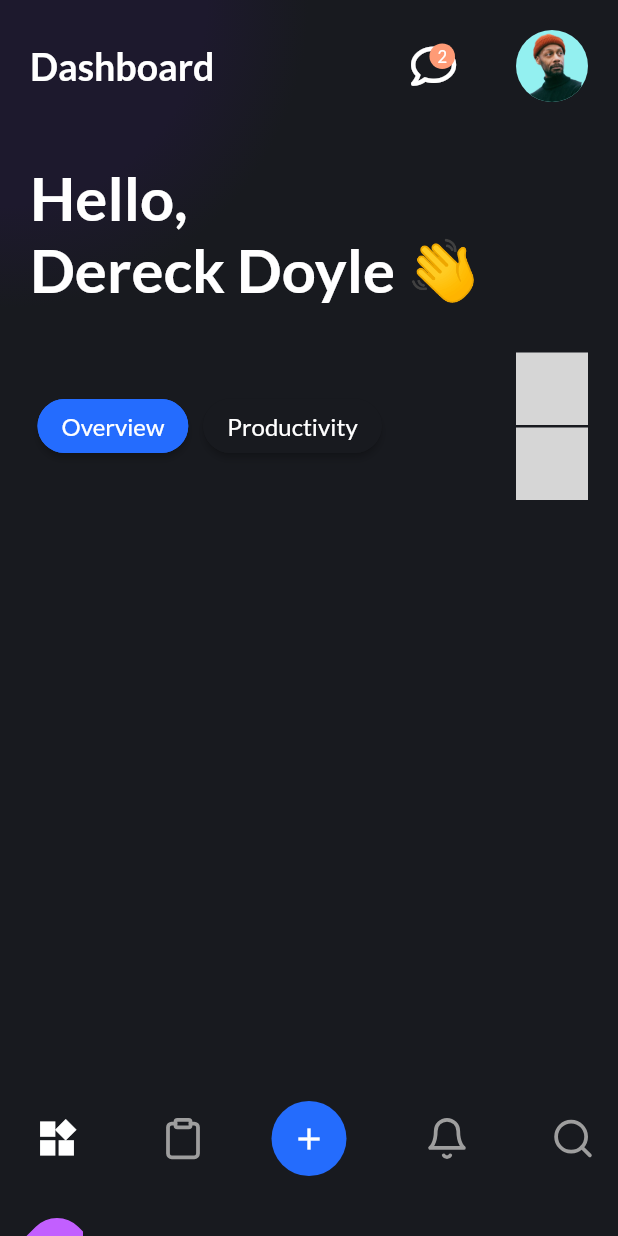
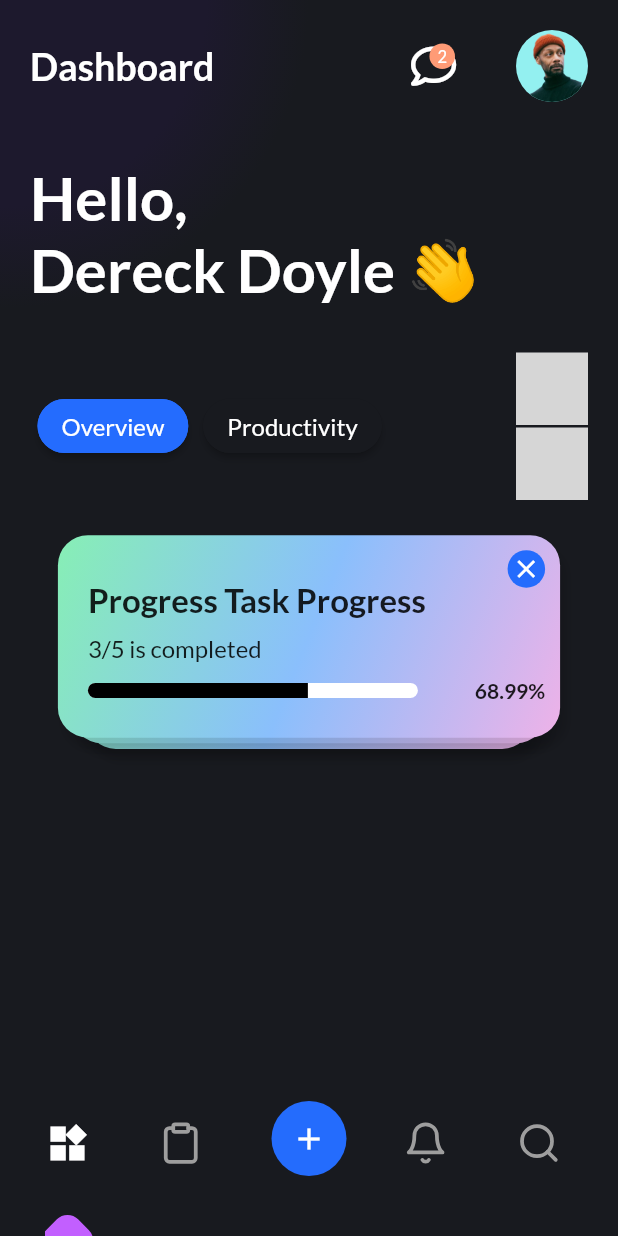
Before and after one commit to Davies-K/Taskez, a Flutter app: the Timeline screen opened directly, on a phone screen of 412 x 824 dp. Run offline on Flutter 3.47's test engine with Material 2 defaults, Android fonts, the phone set to English and light mode, and no system bars; drawn by our look-alikes of tcard; our stand-ins replace flutter_feather_icons, font_awesome_flutter, get, google_fonts; grey boxes are pictures that could not be loaded.

Commit message:
added swipeable task card

```diff
--- a/lib/Constants/constants.dart
+++ b/lib/Constants/constants.dart
@@ -3,6 +3,7 @@ import 'package:taskez/Screens/Dashboard/dashboard.dart';
 import 'package:taskez/Screens/Dashboard/notifications.dart';
 import 'package:taskez/Screens/Dashboard/projects.dart';
 import 'package:taskez/Screens/Dashboard/search_screen.dart';
+import 'package:taskez/Values/values.dart';
 
 final List<Widget> dashBoardScreens = [
   Dashboard(),
@@ -10,3 +11,12 @@ final List<Widget> dashBoardScreens = [
   NotificationScreen(),
   SearchScreen()
 ];
+
+List<Color> progressCardGradientList = [
+  //grenn
+  HexColor.fromHex("87EFB5"),
+  //blue
+  HexColor.fromHex("8ABFFC"),
+  //pink
+  HexColor.fromHex("EEB2E8"),
+];
--- /dev/null
+++ b/lib/Data/data_model.dart
@@ -0,0 +1,34 @@
+class AppData {
+  static final List<Map<String, dynamic>> progressIndicatorList = [
+    {
+      "cardTitle": "Progress Task Progress",
+      "rating": "3/5",
+      "progress": "68.99",
+      "progressBar": "2"
+    },
+    {
+      "cardTitle": "Registration",
+      "rating": "3/4",
+      "progress": "75.00",
+      "progressBar": "3"
+    },
+    {
+      "cardTitle": "Invite 5 Members",
+      "rating": "2/5",
+      "progress": "50",
+      "progressBar": "1"
+    },
+    {
+      "cardTitle": "Setup Profile",
+      "rating": "3/4",
+      "progress": "75",
+      "progressBar": "3"
+    },
+    {
+      "cardTitle": "Complete Workspace",
+      "rating": "3/5",
+      "progress": "68.99",
+      "progressBar": "2"
+    },
+  ];
+}
--- /dev/null
+++ b/lib/Screens/Dashboard/DashboardTabScreens/overview.dart
@@ -0,0 +1,31 @@
+import 'dart:convert';
+
+import 'package:flutter/material.dart';
+import 'package:taskez/Data/data_model.dart';
+import 'package:taskez/widgets/Dashboard/task_progress_card.dart';
+import 'package:tcard/tcard.dart';
+
+class DashboardOverview extends StatelessWidget {
+  const DashboardOverview({Key? key}) : super(key: key);
+
+  @override
+  Widget build(BuildContext context) {
+    final dynamic data = AppData.progressIndicatorList;
+
+    List<Widget> cards = List.generate(
+        5,
+        (index) => TaskProgressCard(
+              cardTitle: data[index]['cardTitle'],
+              rating: data[index]['rating'],
+              progressFigure: data[index]['progress'],
+              percentageGap: int.parse(data[index]['progressBar']),
+            ));
+
+    return Container(
+      height: 150,
+      child: TCard(
+        cards: cards,
+      ),
+    );
+  }
+}
--- /dev/null
+++ b/lib/Screens/Dashboard/DashboardTabScreens/productivity.dart
@@ -0,0 +1,13 @@
+import 'package:flutter/material.dart';
+import 'package:taskez/widgets/Dashboard/daily_goal_card.dart';
+
+class DashboardProductivity extends StatelessWidget {
+  const DashboardProductivity({Key? key}) : super(key: key);
+
+  @override
+  Widget build(BuildContext context) {
+    return Column(
+      children: [DailyGoalCard()],
+    );
+  }
+}
--- a/lib/Screens/Dashboard/dashboard.dart
+++ b/lib/Screens/Dashboard/dashboard.dart
@@ -4,6 +4,9 @@ import 'package:google_fonts/google_fonts.dart';
 import 'package:taskez/widgets/Buttons/primary_tab_buttons.dart';
 import 'package:taskez/widgets/Navigation/dasboard_header.dart';
 import 'package:taskez/widgets/Shapes/app_settings_icon.dart';
+
+import 'DashboardTabScreens/overview.dart';
+import 'DashboardTabScreens/productivity.dart';
 
 class Dashboard extends StatelessWidget {
   Dashboard({Key? key}) : super(key: key);
@@ -43,7 +46,15 @@ class Dashboard extends StatelessWidget {
             ),
             Container(
                 alignment: Alignment.centerRight, child: AppSettingsIcon())
-          ])
+          ]),
+          SizedBox(height: 20),
+          ValueListenableBuilder(
+              valueListenable: _buttonTrigger,
+              builder: (BuildContext context, _, __) {
+                return _buttonTrigger.value == 0
+                    ? DashboardOverview()
+                    : DashboardProductivity();
+              })
         ]));
   }
 }
--- a/lib/Screens/Dashboard/timeline.dart
+++ b/lib/Screens/Dashboard/timeline.dart
@@ -44,7 +44,7 @@ class _TimelineState extends State<Timeline> {
         bottomNavigationBar: Container(
             width: double.infinity,
             height: 100,
-            padding: EdgeInsets.only(top: 10, right: 13, left: 13),
+            padding: EdgeInsets.only(top: 10, right: 30, left: 30),
             decoration: BoxDecoration(
                 borderRadius: BorderRadius.only(
                   topLeft: Radius.circular(20),
--- /dev/null
+++ b/lib/widgets/Buttons/progress_card_close_button.dart
@@ -0,0 +1,16 @@
+import 'package:flutter/material.dart';
+import 'package:taskez/Values/values.dart';
+
+class ProgressCardCloseButton extends StatelessWidget {
+  const ProgressCardCloseButton({Key? key}) : super(key: key);
+
+  @override
+  Widget build(BuildContext context) {
+    return Container(
+        width: 25,
+        height: 25,
+        decoration: BoxDecoration(
+            color: HexColor.fromHex("246CFD"), shape: BoxShape.circle),
+        child: Center(child: Icon(Icons.close, size: 20, color: Colors.white)));
+  }
+}
--- a/lib/widgets/Dashboard/bottomNavigationItem.dart
+++ b/lib/widgets/Dashboard/bottomNavigationItem.dart
@@ -29,7 +29,7 @@ class BottomNavigationItem extends StatelessWidget {
             builder: (BuildContext context, _, __) {
               return Stack(children: [
                 Positioned(
-                    top: 10,
+                    top: 13,
                     child: Column(
                       crossAxisAlignment: CrossAxisAlignment.center,
                       mainAxisAlignment: MainAxisAlignment.center,
@@ -39,18 +39,18 @@ class BottomNavigationItem extends StatelessWidget {
                             color: notifier.value != itemIndex
                                 ? Colors.grey
                                 : Colors.white),
-                        SizedBox(height: 40),
+                        SizedBox(height: 35),
                         notifier.value != itemIndex
-                            ? SizedBox(width: 50, height: 50)
+                            ? SizedBox(width: 30, height: 30)
                             : Transform.rotate(
                                 angle: -math.pi / 4,
                                 child: AnimatedContainer(
                                     duration: Duration(milliseconds: 150),
-                                    width: 50,
-                                    height: 50,
+                                    width: 30,
+                                    height: 30,
                                     decoration: BoxDecoration(
                                         borderRadius:
-                                            BorderRadius.circular(20.0),
+                                            BorderRadius.circular(10.0),
                                         color: HexColor.fromHex("C25FFF"))))
                       ],
                     )),
--- /dev/null
+++ b/lib/widgets/Dashboard/daily_goal_card.dart
@@ -0,0 +1,16 @@
+import 'package:flutter/material.dart';
+import 'package:taskez/Values/values.dart';
+
+class DailyGoalCard extends StatelessWidget {
+  const DailyGoalCard({Key? key}) : super(key: key);
+
+  @override
+  Widget build(BuildContext context) {
+    return Container(
+        width: double.infinity,
+        height: 220,
+        decoration: BoxDecoration(
+            borderRadius: BorderRadius.all(Radius.circular(20.0)),
+            color: HexColor.fromHex("262A34")));
+  }
+}
--- /dev/null
+++ b/lib/widgets/Dashboard/task_progress_card.dart
@@ -0,0 +1,91 @@
+import 'package:flutter/material.dart';
+import 'package:google_fonts/google_fonts.dart';
+import 'package:taskez/Constants/constants.dart';
+import 'package:taskez/widgets/Buttons/progress_card_close_button.dart';
+
+class TaskProgressCard extends StatelessWidget {
+  final String cardTitle;
+  final String rating;
+  final String progressFigure;
+  final int percentageGap;
+  TaskProgressCard(
+      {Key? key,
+      required this.rating,
+      required this.cardTitle,
+      required this.progressFigure,
+      required this.percentageGap})
+      : super(key: key);
+
+  @override
+  Widget build(BuildContext context) {
+    return Container(
+        height: 150,
+        decoration: BoxDecoration(
+          boxShadow: [
+            BoxShadow(
+              color: Colors.black12,
+              blurRadius: 4,
+              offset: Offset(4, 8), // Shadow position
+            ),
+          ],
+          borderRadius: BorderRadius.circular(20),
+          gradient: LinearGradient(
+            begin: Alignment.topLeft,
+            end: Alignment.bottomRight,
+            colors: [
+              ...progressCardGradientList,
+            ],
+          ),
+        ),
+        child: Stack(children: [
+          Positioned(top: 10, right: 10, child: ProgressCardCloseButton()),
+          Positioned(
+              top: 30,
+              bottom: 20,
+              right: 10,
+              left: 20,
+              child: Column(
+                crossAxisAlignment: CrossAxisAlignment.start,
+                children: [
+                  Text(cardTitle,
+                      style: GoogleFonts.lato(
+                          fontWeight: FontWeight.bold, fontSize: 22)),
+                  SizedBox(height: 10),
+                  Text('$rating is completed',
+                      style: GoogleFonts.lato(
+                          fontWeight: FontWeight.w500, fontSize: 16)),
+                  SizedBox(
+                    height: 10,
+                  ),
+                  Row(
+                    children: [
+                      Container(
+                          width: 220,
+                          height: 10,
+                          decoration: BoxDecoration(
+                              borderRadius:
+                                  BorderRadius.all(Radius.circular(20.0)),
+                              color: Colors.white),
+                          child: Row(children: [
+                            Expanded(
+                                flex: percentageGap,
+                                child: Container(
+                                    decoration: BoxDecoration(
+                                  color: Colors.black,
+                                  borderRadius: BorderRadius.only(
+                                    topLeft: Radius.circular(20.0),
+                                    bottomLeft: Radius.circular(20.0),
+                                  ),
+                                ))),
+                            Expanded(flex: 1, child: SizedBox())
+                          ])),
+                      Spacer(),
+                      Text("$progressFigure%",
+                          style: GoogleFonts.lato(fontWeight: FontWeight.bold))
+                    ],
+                  )
+                ],
+              ))
+        ]));
+  }
+}
--- a/lib/widgets/Onboarding/plan_card.dart
+++ b/lib/widgets/Onboarding/plan_card.dart
@@ -1,5 +1,6 @@
 import 'package:flutter/material.dart';
 import 'package:google_fonts/google_fonts.dart';
+import 'package:taskez/Constants/constants.dart';
 import 'package:taskez/Values/values.dart';
 
 class PlanCard extends StatelessWidget {
@@ -16,14 +17,6 @@ class PlanCard extends StatelessWidget {
       required this.subHeader})
       : super(key: key);
 
-  List<Color> list = [
-    //grenn
-    HexColor.fromHex("87EFB5"),
-    //blue
-    HexColor.fromHex("8ABFFC"),
-    //pink
-    HexColor.fromHex("EEB2E8"),
-  ];
   @override
   Widget build(BuildContext context) {
     return InkWell(
@@ -41,7 +34,7 @@ class PlanCard extends StatelessWidget {
                     borderRadius: BorderRadius.circular(20),
                     gradient: RadialGradient(
                       colors: [
-                        ...list,
+                        ...progressCardGradientList,
                       ],
                       center: Alignment(1, 1),
                       focal: Alignment(0.3, -0.1),
--- a/pubspec.yaml
+++ b/pubspec.yaml
@@ -35,6 +35,7 @@ dependencies:
   flutter_shapes:
   provider: ^5.0.0
   flutter_feather_icons: ^2.0.0+1
+  tcard: ^1.3.5
 
 dev_dependencies:
   flutter_test:
```
Also changed, not shown: pubspec.lock.
